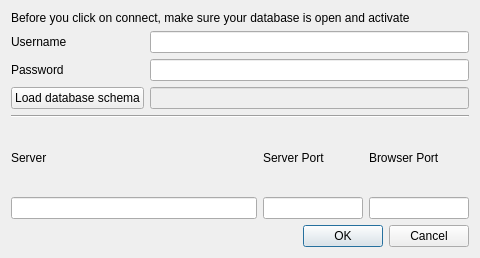
usnistgov/nestor, file nestor/ui/dialogmenu_databaseconnect.ui: the form before one commit.
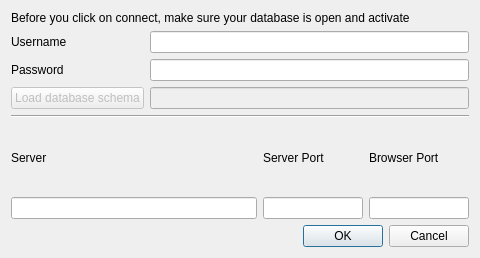
The form after the commit.

Commit message: special replace remove the string from the vocab (need to implement a way to replace some value) accept the setting rerun the method self.whenProjectOpen() which reprocess the whole think and update the number of token, special replace, ... 	But it remove the colore ... The schema od the database is blocked and cannot be changed

```diff
--- a/nestor/ui/dialogmenu_databaseconnect.ui
+++ b/nestor/ui/dialogmenu_databaseconnect.ui
@@ -128,6 +128,9 @@
        </item>
        <item row="2" column="0">
         <widget class="QPushButton" name="pushButton_DialogDatabaseConnection_OpenSchema">
+         <property name="enabled">
+          <bool>false</bool>
+         </property>
          <property name="text">
           <string>Load database schema</string>
          </property>
```
The commit also changes 2 other files.
